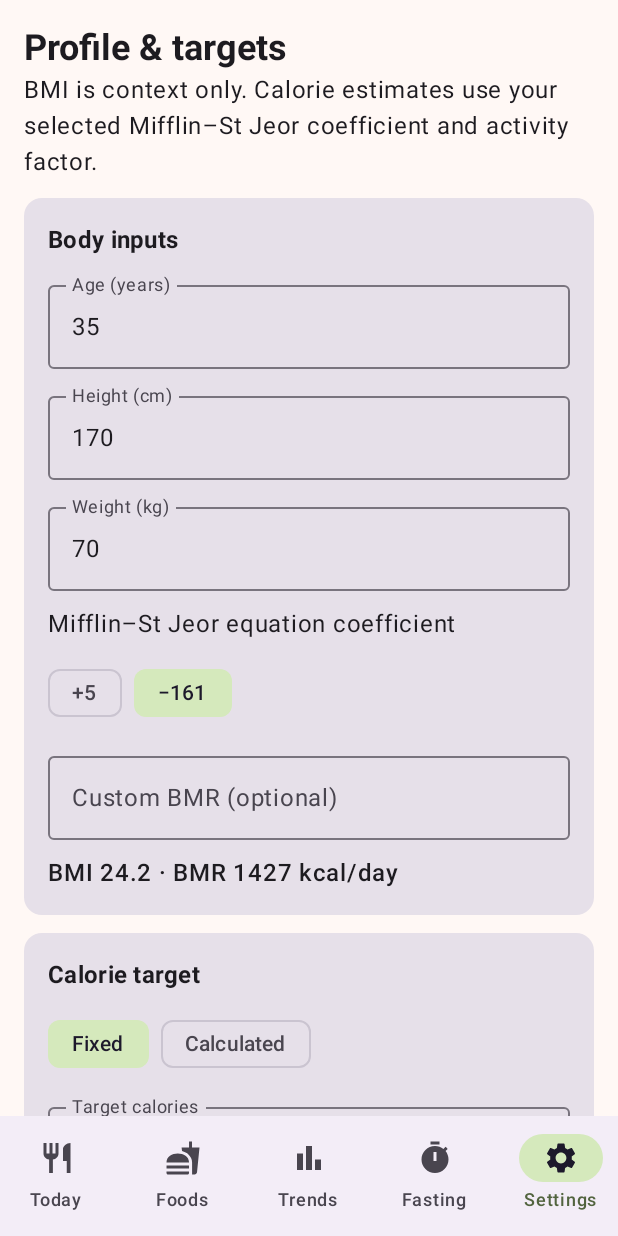
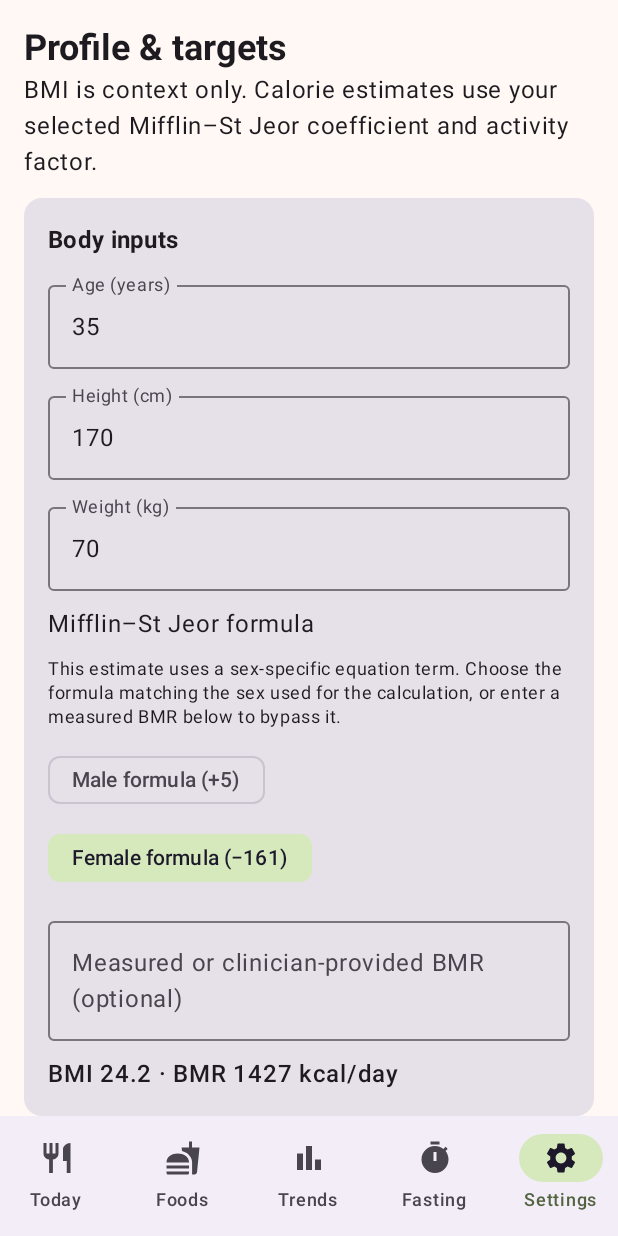
Before and after one commit to johnny9/calorie-tracker-android, an Android app built with Jetpack Compose: the screen it shows after launch (MainActivity), item 5 of the bottom bar chosen, on a phone screen of 412 x 824 dp. Run offline under Robolectric (Android 15) with nearby library versions, the light colour scheme and no system bars; our stand-ins replace Room's generated code; libraries missing offline, so code that uses them is left out: androidx.health.connect; 4 statements that could not run were skipped.

Commit message:
Keep unknown activity out of net totals
Show active calories and Net as unavailable until Health Connect has a fresh daily aggregate. Exclude unknown values from rolling averages and CSV summary numbers, and sync the selected 30-day range.

Label the Mifflin formula choices in user terms and explain the measured-BMR alternative.

```diff
--- a/app/src/main/java/com/johnny9/calorietracker/AppViewModel.kt
+++ b/app/src/main/java/com/johnny9/calorietracker/AppViewModel.kt
@@ -43,7 +43,7 @@ data class MacroGoals(
 data class TodayUiState(
     val entries: List<DiaryEntryEntity> = emptyList(),
     val nutrients: Nutrients = Nutrients(),
-    val activeMilliKcal: Long = 0,
+    val activeMilliKcal: Long? = 0,
     val targetMilliKcal: Long = 0,
     val isDayComplete: Boolean = false,
     val completeness: DayCompleteness = DayCompleteness.MISSING,
@@ -51,7 +51,7 @@ data class TodayUiState(
     val targetConfigured: Boolean = false,
 ) {
     val intakeMilliKcal get() = nutrients.caloriesMilliKcal
-    val netMilliKcal get() = intakeMilliKcal - activeMilliKcal
+    val netMilliKcal get() = activeMilliKcal?.let { intakeMilliKcal - it }
     val remainingMilliKcal get() = targetMilliKcal - intakeMilliKcal
 }
 
@@ -106,7 +106,11 @@ class AppViewModel(application: Application) : AndroidViewModel(application) {
         TodayUiState(
             entries = rows,
             nutrients = nutrients,
-            activeMilliKcal = if (plan?.useHealthConnect == true) activityRow?.activeCaloriesMilliKcal ?: 0 else 0,
+            activeMilliKcal = when {
+                plan?.useHealthConnect != true -> 0
+                activityKnown -> activityRow?.activeCaloriesMilliKcal
+                else -> null
+            },
             targetMilliKcal = plan?.targetCaloriesMilliKcal ?: 0,
             isDayComplete = state?.isComplete == true,
             completeness = completeness,
@@ -144,7 +148,11 @@ class AppViewModel(application: Application) : AndroidViewModel(application) {
             DailyPoint(
                 date = date,
                 intakeMilliKcal = intake,
-                activeMilliKcal = if (plan?.useHealthConnect == true) activityRow?.activeCaloriesMilliKcal ?: 0 else 0,
+                activeMilliKcal = when {
+                    plan?.useHealthConnect != true -> 0
+                    activityKnown -> activityRow?.activeCaloriesMilliKcal
+                    else -> null
+                },
                 completeness = completeness(rows, state, activityRow, activityKnown),
             )
         }
@@ -237,9 +245,10 @@ class AppViewModel(application: Application) : AndroidViewModel(application) {
         if (healthState.value.hasPermission) syncHealth()
     }
 
-    fun syncHealth() = launchAction("Activity synced") {
+    fun syncHealth() = launchAction("Last 30 days of activity synced") {
         val zone = target.value?.homeTimeZoneId?.let(ZoneId::of) ?: ZoneId.systemDefault()
-        healthManager.sync(selectedDate.value, zone).getOrThrow()
+        val end = selectedDate.value
+        healthManager.syncRange(end.minusDays(29), end, zone).getOrThrow()
     }
 
     fun startFast(hours: Int?) = launchAction("Fast started") { repository.startFast(hours) }
--- a/app/src/main/java/com/johnny9/calorietracker/domain/Calculators.kt
+++ b/app/src/main/java/com/johnny9/calorietracker/domain/Calculators.kt
@@ -55,7 +55,7 @@ object RollingWindowCalculator {
         val eligible = (0 until elapsed).mapNotNull { offset ->
             byDate[windowStart.plusDays(offset.toLong())]?.takeIf(DailyPoint::isEligible)
         }
-        val total = eligible.sumOf(DailyPoint::netMilliKcal)
+        val total = eligible.sumOf { requireNotNull(it.netMilliKcal) }
         val average = if (eligible.isEmpty()) null else (total.toDouble() / eligible.size).roundToLong()
         return RollingResult(average, total, eligible.size, elapsed, windowDays)
     }
--- a/app/src/main/java/com/johnny9/calorietracker/ui/SettingsScreen.kt
+++ b/app/src/main/java/com/johnny9/calorietracker/ui/SettingsScreen.kt
@@ -112,12 +112,16 @@ fun SettingsScreen(
                     SettingsNumberField("Age (years)", age) { age = it }
                     SettingsNumberField("Height (cm)", height) { height = it }
                     SettingsNumberField("Weight (kg)", weight) { weight = it }
-                    Text("Mifflin–St Jeor equation coefficient")
-                    Row(horizontalArrangement = Arrangement.spacedBy(8.dp)) {
-                        FilterChip(selected = coefficient == 5.0, onClick = { coefficient = 5.0 }, label = { Text("+5") })
-                        FilterChip(selected = coefficient == -161.0, onClick = { coefficient = -161.0 }, label = { Text("−161") })
+                    Text("Mifflin–St Jeor formula")
+                    Text(
+                        "This estimate uses a sex-specific equation term. Choose the formula matching the sex used for the calculation, or enter a measured BMR below to bypass it.",
+                        style = MaterialTheme.typography.bodySmall,
+                    )
+                    Column(verticalArrangement = Arrangement.spacedBy(4.dp)) {
+                        FilterChip(selected = coefficient == 5.0, onClick = { coefficient = 5.0 }, label = { Text("Male formula (+5)") })
+                        FilterChip(selected = coefficient == -161.0, onClick = { coefficient = -161.0 }, label = { Text("Female formula (−161)") })
                     }
-                    SettingsNumberField("Custom BMR (optional)", customBmr) { customBmr = it }
+                    SettingsNumberField("Measured or clinician-provided BMR (optional)", customBmr) { customBmr = it }
                     preview?.let {
                         Text(String.format(Locale.US, "BMI %.1f · BMR %.0f kcal/day", it.bmi, it.bmrKcal), fontWeight = FontWeight.Medium)
                     }
@@ -173,7 +177,7 @@ fun SettingsScreen(
                     when {
                         health.availability != HealthAvailability.AVAILABLE -> OutlinedButton(onClick = {}, enabled = false) { Text("Health Connect unavailable") }
                         !health.hasPermission -> OutlinedButton(onClick = onRequestHealthPermission) { Text("Grant active-calorie access") }
-                        else -> OutlinedButton(onClick = viewModel::syncHealth) { Text("Sync selected day") }
+                        else -> OutlinedButton(onClick = viewModel::syncHealth) { Text("Sync last 30 days") }
                     }
                 }
             }
--- a/app/src/main/java/com/johnny9/calorietracker/ui/TodayScreen.kt
+++ b/app/src/main/java/com/johnny9/calorietracker/ui/TodayScreen.kt
@@ -110,7 +110,11 @@ fun TodayScreen(viewModel: AppViewModel, padding: PaddingValues, onOpenSettings:
                     SummaryMetric("Remaining", state.remainingMilliKcal, Modifier.weight(1f))
                 }
                 Text(
-                    "Net = intake − active calories. Day status: ${state.completeness.name.lowercase().replace('_', ' ')}",
+                    if (state.activeMilliKcal == null) {
+                        "Active calories and Net are unavailable until this day is synced. Day status: ${state.completeness.name.lowercase().replace('_', ' ')}"
+                    } else {
+                        "Net = intake − active calories. Day status: ${state.completeness.name.lowercase().replace('_', ' ')}"
+                    },
                     style = MaterialTheme.typography.bodySmall,
                 )
             }
@@ -154,16 +158,16 @@ fun TodayScreen(viewModel: AppViewModel, padding: PaddingValues, onOpenSettings:
 }
 
 @Composable
-private fun SummaryMetric(label: String, milliKcal: Long, modifier: Modifier = Modifier) {
+private fun SummaryMetric(label: String, milliKcal: Long?, modifier: Modifier = Modifier) {
     Card(modifier) {
         Column(Modifier.padding(12.dp)) {
             Text(label, style = MaterialTheme.typography.labelMedium)
             Text(
-                String.format(Locale.US, "%.0f", milliKcal.fromMilli()),
+                milliKcal?.let { String.format(Locale.US, "%.0f", it.fromMilli()) } ?: "—",
                 style = MaterialTheme.typography.titleLarge,
                 fontWeight = FontWeight.Bold,
             )
-            Text("kcal", style = MaterialTheme.typography.bodySmall)
+            Text(if (milliKcal == null) "sync needed" else "kcal", style = MaterialTheme.typography.bodySmall)
         }
     }
 }
```
Also changed, not shown: app/src/main/java/com/johnny9/calorietracker/domain/Models.kt (+4 -3 lines), app/src/main/java/com/johnny9/calorietracker/export/CsvExportService.kt (+6 -2 lines), app/src/main/java/com/johnny9/calorietracker/health/HealthConnectManager.kt (+18 -4 lines), app/src/main/java/com/johnny9/calorietracker/ui/TrendsScreen.kt (+18 -8 lines), 2 other files.
